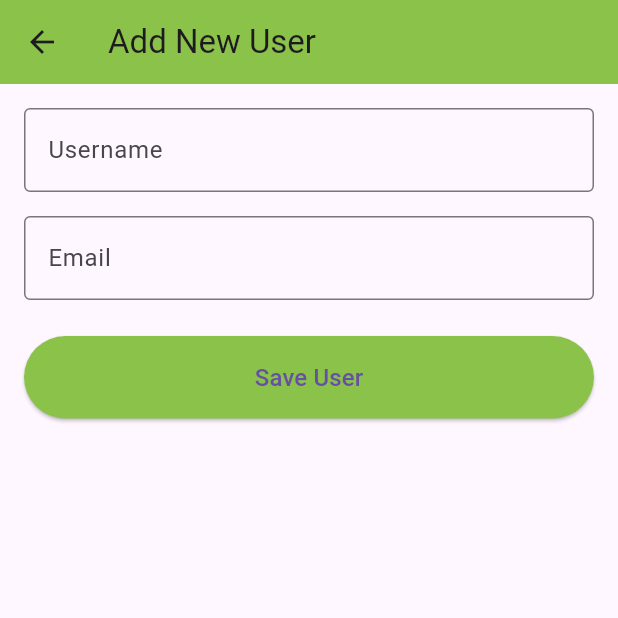
After one commit to lightrao/flutter_sqlite_demo, a Flutter app: the screen it shows after launch, after a tap on the "add" icon, on a phone screen of 412 x 824 dp, the top half of it. The commit adds this screen. Run offline on Flutter 3.47's test engine with Material 3 defaults, Android fonts, the phone set to English and light mode, and no system bars; our stand-ins replace sqflite; accounts and stored records are empty.

Commit message:
Add navigation to add user screen and handle user list refresh in UserListScreen

```diff
--- /dev/null
+++ b/lib/screens/add_user_screen.dart
@@ -0,0 +1,110 @@
+import 'package:flutter/material.dart';
+import '../database_helper.dart';
+import '../user.dart';
+
+class AddUserScreen extends StatefulWidget {
+  const AddUserScreen({super.key});
+
+  @override
+  _AddUserScreenState createState() => _AddUserScreenState();
+}
+
+class _AddUserScreenState extends State<AddUserScreen> {
+  final _formKey = GlobalKey<FormState>();
+  final _usernameController = TextEditingController();
+  final _emailController = TextEditingController();
+
+  Future<void> _saveUser() async {
+    if (_formKey.currentState!.validate()) {
+      // Create a new user from form data
+      final newUser = User(
+        username: _usernameController.text,
+        email: _emailController.text,
+      );
+
+      // Save to database
+      await DatabaseHelper.databaseHelperInstance.insertUser(newUser);
+
+      // Show success message
+      ScaffoldMessenger.of(context).showSnackBar(
+        const SnackBar(content: Text('User added successfully!')),
+      );
+
+      // Clear form
+      _usernameController.clear();
+      _emailController.clear();
+
+      // Go back to the list screen, and take back the true value
+      Navigator.pop(context, true);
+    }
+  }
+
+  @override
+  void dispose() {
+    // Clean up controllers when the widget is disposed
+    _usernameController.dispose();
+    _emailController.dispose();
+    super.dispose();
+  }
+
+  @override
+  Widget build(BuildContext context) {
+    return Scaffold(
+      appBar: AppBar(
+        title: const Text('Add New User'),
+        backgroundColor: Colors.lightGreen,
+      ),
+      body: Padding(
+        padding: const EdgeInsets.all(16.0),
+        child: Form(
+          key: _formKey,
+          child: Column(
+            crossAxisAlignment: CrossAxisAlignment.stretch,
+            children: [
+              TextFormField(
+                controller: _usernameController,
+                decoration: const InputDecoration(
+                  labelText: 'Username',
+                  border: OutlineInputBorder(),
+                ),
+                validator: (value) {
+                  if (value == null || value.isEmpty) {
+                    return 'Please enter a username';
+                  }
+                  return null;
+                },
+              ),
+              const SizedBox(height: 16),
+              TextFormField(
+                controller: _emailController,
+                decoration: const InputDecoration(
+                  labelText: 'Email',
+                  border: OutlineInputBorder(),
+                ),
+                validator: (value) {
+                  if (value == null || value.isEmpty) {
+                    return 'Please enter an email';
+                  }
+                  if (!value.contains('@')) {
+                    return 'Please enter a valid email';
+                  }
+                  return null;
+                },
+                keyboardType: TextInputType.emailAddress,
+              ),
+              const SizedBox(height: 24),
+              ElevatedButton(
+                onPressed: _saveUser,
+                style: ElevatedButton.styleFrom(
+                  backgroundColor: Colors.lightGreen,
+                  padding: const EdgeInsets.symmetric(vertical: 16),
+                ),
+                child: const Text('Save User', style: TextStyle(fontSize: 16)),
+              ),
+            ],
+          ),
+        ),
+      ),
+    );
+  }
+}
--- a/lib/screens/user_list_screen.dart
+++ b/lib/screens/user_list_screen.dart
@@ -1,6 +1,7 @@
 import 'package:flutter/material.dart';
 import '../database_helper.dart';
 import '../user.dart';
+import 'add_user_screen.dart';
 
 class UserListScreen extends StatefulWidget {
   const UserListScreen({super.key});
@@ -59,14 +60,37 @@ class _UserListScreenState extends State<UserListScreen> {
     }
   }
 
+  // Navigate to add user screen
+  Future<void> _navigateToAddUser() async {
+    // Wait for the result from the add user screen
+    final result = await Navigator.push(
+      context,
+      MaterialPageRoute(builder: (context) => const AddUserScreen()),
+    );
+
+    // If user was added, refresh the list
+    if (result == true) {
+      _fetchUsers();
+    }
+  }
+
   @override
   Widget build(BuildContext context) {
     return Scaffold(
       appBar: AppBar(
         title: Text('GFG User List'),
         backgroundColor: Colors.lightGreen,
+        actions: [
+          IconButton(
+            icon: Icon(Icons.add),
+            onPressed: _navigateToAddUser,
+            tooltip: 'Add User',
           ),
-      body: ListView.builder(
+        ],
+      ),
+      body: _users.isEmpty
+          ? Center(child: Text('No users found'))
+          : ListView.builder(
               itemCount: _users.length,
               itemBuilder: (context, index) {
                 return ListTile(
```
Lines whose indentation alone changed are shown as unchanged.
